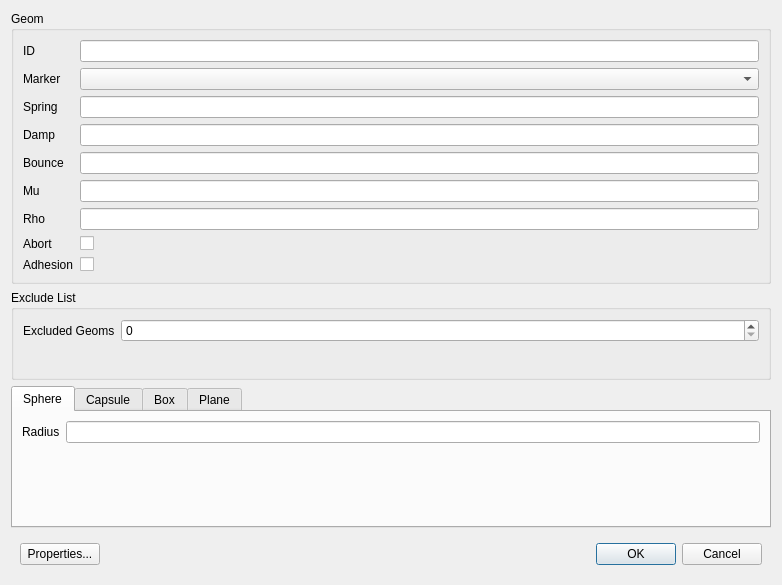
Qt form GaitSymQt/DialogGeoms.ui (wol101/GaitSym5) before a commit.
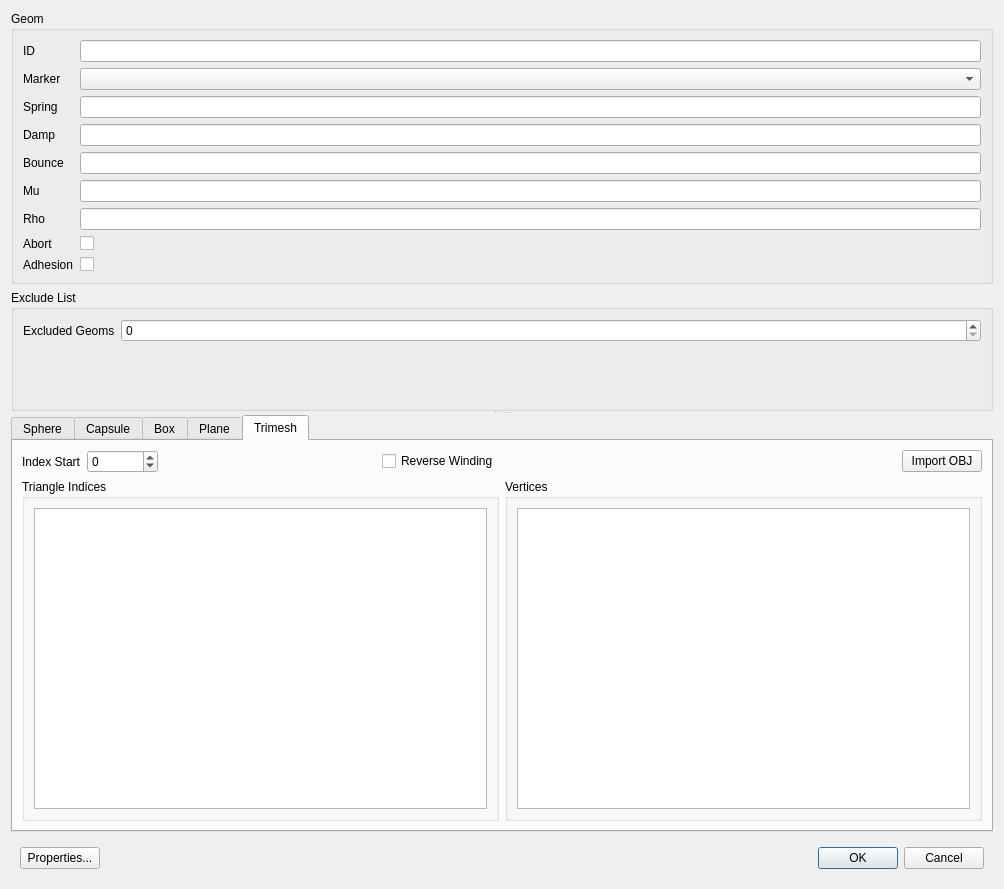
The same form after that commit. Custom widgets are drawn as their Qt base class.

Commit message: Adding a trimesh geom builder

```diff
--- a/GaitSymQt/DialogGeoms.ui
+++ b/GaitSymQt/DialogGeoms.ui
@@ -6,15 +6,15 @@
    <rect>
     <x>0</x>
     <y>0</y>
-    <width>782</width>
-    <height>566</height>
+    <width>1004</width>
+    <height>889</height>
    </rect>
   </property>
   <property name="windowTitle">
    <string>Dialog</string>
   </property>
-  <layout class="QGridLayout" name="gridLayout_7">
-   <item row="0" column="0">
+  <layout class="QVBoxLayout" name="verticalLayout">
+   <item>
     <widget class="QGroupBox" name="groupBox">
      <property name="title">
       <string>Geom</string>
@@ -121,7 +121,11 @@
      </layout>
     </widget>
    </item>
-   <item row="1" column="0">
+   <item>
+    <widget class="QSplitter" name="splitter">
+     <property name="orientation">
+      <enum>Qt::Orientation::Vertical</enum>
+     </property>
     <widget class="QGroupBox" name="groupBox_2">
      <property name="title">
       <string>Exclude List</string>
@@ -168,17 +172,18 @@
       </item>
      </layout>
     </widget>
-   </item>
-   <item row="2" column="0">
     <widget class="QTabWidget" name="tabWidget">
      <property name="sizePolicy">
-      <sizepolicy hsizetype="Expanding" vsizetype="Preferred">
+       <sizepolicy hsizetype="Expanding" vsizetype="Expanding">
        <horstretch>0</horstretch>
        <verstretch>0</verstretch>
       </sizepolicy>
      </property>
+      <property name="tabPosition">
+       <enum>QTabWidget::TabPosition::North</enum>
+      </property>
      <property name="currentIndex">
-      <number>0</number>
+       <number>4</number>
      </property>
      <widget class="QWidget" name="tab">
       <attribute name="title">
@@ -340,11 +345,149 @@
          </property>
         </widget>
        </item>
-      </layout>
-     </widget>
-    </widget>
-   </item>
-   <item row="3" column="0">
+        <item row="5" column="0">
+         <spacer name="verticalSpacer_4">
+          <property name="orientation">
+           <enum>Qt::Orientation::Vertical</enum>
+          </property>
+          <property name="sizeHint" stdset="0">
+           <size>
+            <width>20</width>
+            <height>40</height>
+           </size>
+          </property>
+         </spacer>
+        </item>
+       </layout>
+      </widget>
+      <widget class="QWidget" name="tab_5">
+       <attribute name="title">
+        <string>Trimesh</string>
+       </attribute>
+       <layout class="QGridLayout" name="gridLayout_11">
+        <item row="0" column="0">
+         <widget class="QWidget" name="widget_2" native="true">
+          <layout class="QGridLayout" name="gridLayout_9">
+           <property name="leftMargin">
+            <number>0</number>
+           </property>
+           <property name="topMargin">
+            <number>0</number>
+           </property>
+           <property name="rightMargin">
+            <number>0</number>
+           </property>
+           <property name="bottomMargin">
+            <number>0</number>
+           </property>
+           <item row="0" column="3">
+            <widget class="QCheckBox" name="checkBoxReverseWinding">
+             <property name="text">
+              <string>Reverse Winding</string>
+             </property>
+            </widget>
+           </item>
+           <item row="0" column="1">
+            <widget class="QSpinBox" name="spinBoxIndexStart">
+             <property name="minimum">
+              <number>-999999</number>
+             </property>
+             <property name="maximum">
+              <number>999999</number>
+             </property>
+            </widget>
+           </item>
+           <item row="0" column="0">
+            <widget class="QLabel" name="label_22">
+             <property name="text">
+              <string>Index Start</string>
+             </property>
+            </widget>
+           </item>
+           <item row="0" column="2">
+            <spacer name="horizontalSpacer_2">
+             <property name="orientation">
+              <enum>Qt::Orientation::Horizontal</enum>
+             </property>
+             <property name="sizeHint" stdset="0">
+              <size>
+               <width>40</width>
+               <height>20</height>
+              </size>
+             </property>
+            </spacer>
+           </item>
+          </layout>
+         </widget>
+        </item>
+        <item row="0" column="1">
+         <widget class="QWidget" name="widget_3" native="true">
+          <layout class="QGridLayout" name="gridLayout_10">
+           <property name="leftMargin">
+            <number>0</number>
+           </property>
+           <property name="topMargin">
+            <number>0</number>
+           </property>
+           <property name="rightMargin">
+            <number>0</number>
+           </property>
+           <property name="bottomMargin">
+            <number>0</number>
+           </property>
+           <item row="0" column="1">
+            <widget class="QPushButton" name="pushButtonImportOBJ">
+             <property name="text">
+              <string>Import OBJ</string>
+             </property>
+            </widget>
+           </item>
+           <item row="0" column="0">
+            <spacer name="horizontalSpacer_3">
+             <property name="orientation">
+              <enum>Qt::Orientation::Horizontal</enum>
+             </property>
+             <property name="sizeHint" stdset="0">
+              <size>
+               <width>394</width>
+               <height>20</height>
+              </size>
+             </property>
+            </spacer>
+           </item>
+          </layout>
+         </widget>
+        </item>
+        <item row="1" column="0">
+         <widget class="QGroupBox" name="groupBox_4">
+          <property name="title">
+           <string>Triangle Indices</string>
+          </property>
+          <layout class="QGridLayout" name="gridLayout_8">
+           <item row="0" column="0">
+            <widget class="QPlainTextEdit" name="plainTextEditTriangleIndices"/>
+           </item>
+          </layout>
+         </widget>
+        </item>
+        <item row="1" column="1">
+         <widget class="QGroupBox" name="groupBox_3">
+          <property name="title">
+           <string>Vertices</string>
+          </property>
+          <layout class="QGridLayout" name="gridLayout_7">
+           <item row="0" column="0">
+            <widget class="QPlainTextEdit" name="plainTextEditVertices"/>
+           </item>
+          </layout>
+         </widget>
+        </item>
+       </layout>
+      </widget>
+     </widget>
+    </widget>
+   </item>
+   <item>
     <widget class="QWidget" name="widget" native="true">
      <layout class="QHBoxLayout" name="horizontalLayout">
       <item>
```
Left out of the diff: 28 changed lines with no effect on the pictures. Lines whose indentation alone changed are shown as unchanged.
